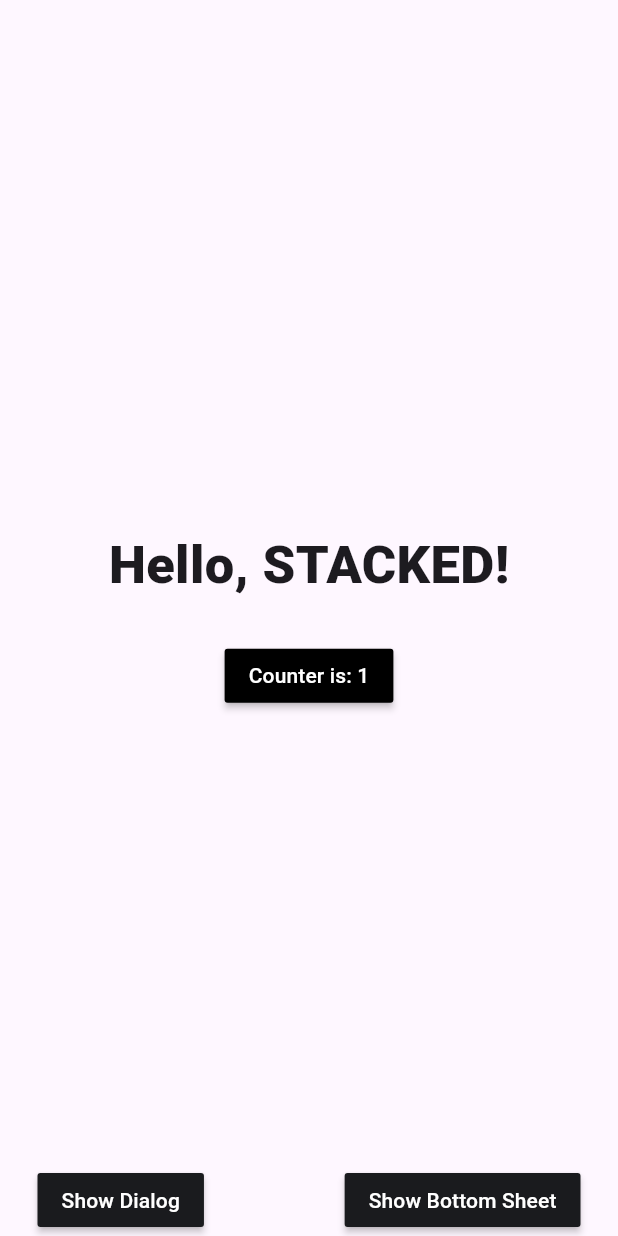
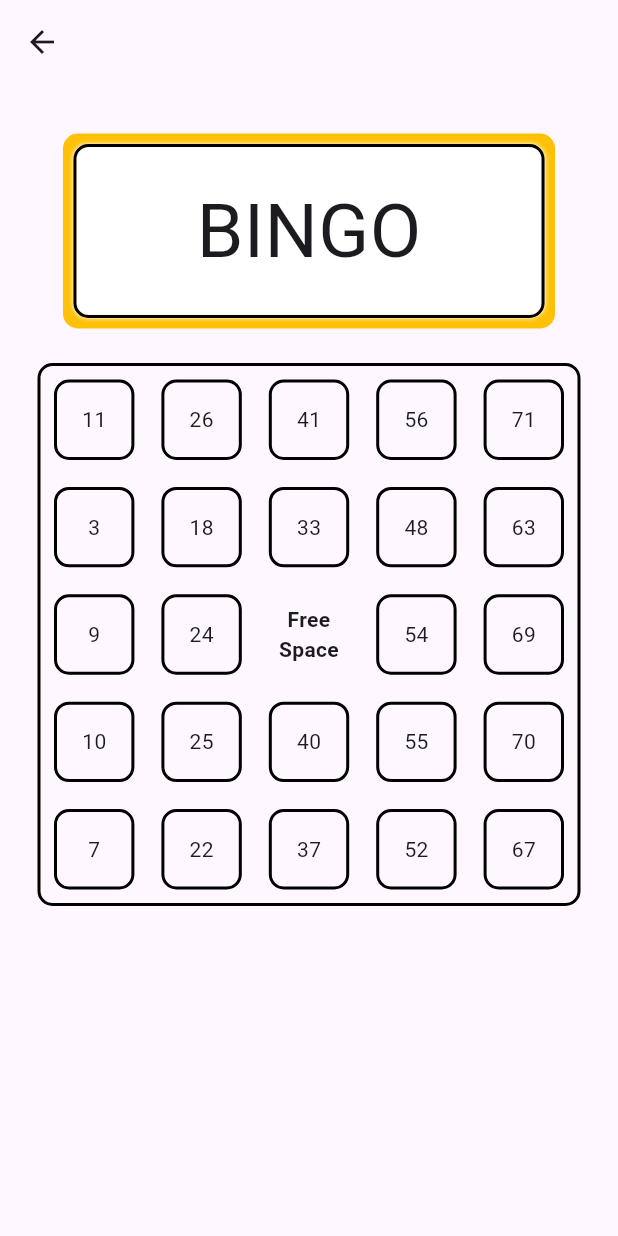
Before and after one commit to pjtoral/bingo_yellow, a Flutter app: the screen it shows after launch, after a tap on an icon or button, on a phone screen of 412 x 824 dp. Run offline on Flutter 3.47's test engine with Material 3 defaults, Android fonts, the phone set to English and light mode, and no system bars; our stand-ins replace stacked, stacked_services, stacked_shared.

Commit message:
PJT adding bingo view

```diff
--- a/lib/app/app.dart
+++ b/lib/app/app.dart
@@ -4,13 +4,17 @@ import 'package:bingo_yellow/ui/views/home/home_view.dart';
 import 'package:bingo_yellow/ui/views/startup/startup_view.dart';
 import 'package:stacked/stacked_annotations.dart';
 import 'package:stacked_services/stacked_services.dart';
+import 'package:bingo_yellow/ui/views/bingo/bingo_view.dart';
+import 'package:bingo_yellow/ui/views/table/table_view.dart';
 // @stacked-import
 
 @StackedApp(
   routes: [
     MaterialRoute(page: HomeView),
     MaterialRoute(page: StartupView),
-    // @stacked-route
+    MaterialRoute(page: BingoView),
+    MaterialRoute(page: TableView),
+// @stacked-route
   ],
   dependencies: [
     LazySingleton(classType: BottomSheetService),
--- a/lib/app/app.router.dart
+++ b/lib/app/app.router.dart
@@ -5,21 +5,29 @@
 // **************************************************************************
 
 // ignore_for_file: no_leading_underscores_for_library_prefixes
+import 'package:bingo_yellow/ui/views/bingo/bingo_view.dart' as _i4;
 import 'package:bingo_yellow/ui/views/home/home_view.dart' as _i2;
 import 'package:bingo_yellow/ui/views/startup/startup_view.dart' as _i3;
-import 'package:flutter/material.dart' as _i4;
+import 'package:bingo_yellow/ui/views/table/table_view.dart' as _i5;
+import 'package:flutter/material.dart' as _i6;
 import 'package:flutter/material.dart';
 import 'package:stacked/stacked.dart' as _i1;
-import 'package:stacked_services/stacked_services.dart' as _i5;
+import 'package:stacked_services/stacked_services.dart' as _i7;
 
 class Routes {
   static const homeView = '/home-view';
 
   static const startupView = '/startup-view';
 
+  static const bingoView = '/bingo-view';
+
+  static const tableView = '/table-view';
+
   static const all = <String>{
     homeView,
     startupView,
+    bingoView,
+    tableView,
   };
 }
 
@@ -33,18 +41,38 @@ class StackedRouter extends _i1.RouterBase {
       Routes.startupView,
       page: _i3.StartupView,
     ),
+    _i1.RouteDef(
+      Routes.bingoView,
+      page: _i4.BingoView,
+    ),
+    _i1.RouteDef(
+      Routes.tableView,
+      page: _i5.TableView,
+    ),
   ];
 
   final _pagesMap = <Type, _i1.StackedRouteFactory>{
     _i2.HomeView: (data) {
-      return _i4.MaterialPageRoute<dynamic>(
+      return _i6.MaterialPageRoute<dynamic>(
         builder: (context) => const _i2.HomeView(),
         settings: data,
       );
     },
     _i3.StartupView: (data) {
-      return _i4.MaterialPageRoute<dynamic>(
+      return _i6.MaterialPageRoute<dynamic>(
         builder: (context) => const _i3.StartupView(),
+        settings: data,
+      );
+    },
+    _i4.BingoView: (data) {
+      return _i6.MaterialPageRoute<dynamic>(
+        builder: (context) => const _i4.BingoView(),
+        settings: data,
+      );
+    },
+    _i5.TableView: (data) {
+      return _i6.MaterialPageRoute<dynamic>(
+        builder: (context) => const _i5.TableView(),
         settings: data,
       );
     },
@@ -57,7 +85,7 @@ class StackedRouter extends _i1.RouterBase {
   Map<Type, _i1.StackedRouteFactory> get pagesMap => _pagesMap;
 }
 
-extension NavigatorStateExtension on _i5.NavigationService {
+extension NavigatorStateExtension on _i7.NavigationService {
   Future<dynamic> navigateToHomeView([
     int? routerId,
     bool preventDuplicates = true,
@@ -80,6 +108,34 @@ extension NavigatorStateExtension on _i5.NavigationService {
         transition,
   ]) async {
     return navigateTo<dynamic>(Routes.startupView,
+        id: routerId,
+        preventDuplicates: preventDuplicates,
+        parameters: parameters,
+        transition: transition);
+  }
+
+  Future<dynamic> navigateToBingoView([
+    int? routerId,
+    bool preventDuplicates = true,
+    Map<String, String>? parameters,
+    Widget Function(BuildContext, Animation<double>, Animation<double>, Widget)?
+        transition,
+  ]) async {
+    return navigateTo<dynamic>(Routes.bingoView,
+        id: routerId,
+        preventDuplicates: preventDuplicates,
+        parameters: parameters,
+        transition: transition);
+  }
+
+  Future<dynamic> navigateToTableView([
+    int? routerId,
+    bool preventDuplicates = true,
+    Map<String, String>? parameters,
+    Widget Function(BuildContext, Animation<double>, Animation<double>, Widget)?
+        transition,
+  ]) async {
+    return navigateTo<dynamic>(Routes.tableView,
         id: routerId,
         preventDuplicates: preventDuplicates,
         parameters: parameters,
@@ -113,4 +169,32 @@ extension NavigatorStateExtension on _i5.NavigationService {
         parameters: parameters,
         transition: transition);
   }
+
+  Future<dynamic> replaceWithBingoView([
+    int? routerId,
+    bool preventDuplicates = true,
+    Map<String, String>? parameters,
+    Widget Function(BuildContext, Animation<double>, Animation<double>, Widget)?
+        transition,
+  ]) async {
+    return replaceWith<dynamic>(Routes.bingoView,
+        id: routerId,
+        preventDuplicates: preventDuplicates,
+        parameters: parameters,
+        transition: transition);
+  }
+
+  Future<dynamic> replaceWithTableView([
+    int? routerId,
+    bool preventDuplicates = true,
+    Map<String, String>? parameters,
+    Widget Function(BuildContext, Animation<double>, Animation<double>, Widget)?
+        transition,
+  ]) async {
+    return replaceWith<dynamic>(Routes.tableView,
+        id: routerId,
+        preventDuplicates: preventDuplicates,
+        parameters: parameters,
+        transition: transition);
+  }
 }
--- /dev/null
+++ b/lib/ui/views/bingo/bingo_view.dart
@@ -0,0 +1,72 @@
+import 'package:flutter/material.dart';
+
+import 'package:stacked/stacked.dart';
+import 'bingo_viewmodel.dart';
+import 'package:bingo_yellow/ui/views/table/table_view.dart';
+
+class BingoView extends StackedView<BingoViewModel> {
+  const BingoView({Key? key}) : super(key: key);
+
+  @override
+  Widget builder(
+    BuildContext context,
+    BingoViewModel viewModel,
+    Widget? child,
+  ) {
+    return Scaffold(
+      appBar: AppBar(
+        leading: IconButton(
+          icon: const Icon(Icons.arrow_back),
+          onPressed: viewModel.navigateToHome,
+        ),
+      ),
+      backgroundColor: Theme.of(context).colorScheme.background,
+      body: Container(
+        padding: const EdgeInsets.only(left: 25.0, right: 25.0),
+        child: Center(
+          child: Column(
+            children: <Widget>[
+              const SizedBox(
+                height: 40,
+              ),
+              Container(
+                decoration: BoxDecoration(
+                  border: Border.all(color: Colors.black, width: 2),
+                  borderRadius: BorderRadius.circular(10.0),
+                  boxShadow: const [
+                    BoxShadow(
+                      color:
+                          Colors.amber, // Amber glow color// Spread of the glow
+                      spreadRadius: 7.0, // How much the glow extends
+                    ),
+                    BoxShadow(
+                      color: Colors.white, // Black border color
+                      blurRadius: 2.0, // Spread of the border
+                      spreadRadius: 0.0, // Border has no spread
+                    ),
+                  ],
+                ),
+                child: const Padding(
+                    padding: EdgeInsets.fromLTRB(80, 20, 80, 20),
+                    child: Text(
+                      'BINGO',
+                      style: TextStyle(fontSize: 50),
+                    )),
+              ),
+              const SizedBox(
+                height: 30,
+              ),
+              const TableView(),
+            ],
+          ),
+        ),
+      ),
+    );
+  }
+
+  @override
+  BingoViewModel viewModelBuilder(
+    BuildContext context,
+  ) =>
+      BingoViewModel();
+}
--- /dev/null
+++ b/lib/ui/views/bingo/bingo_viewmodel.dart
@@ -0,0 +1,10 @@
+import 'package:bingo_yellow/app/app.locator.dart';
+import 'package:stacked/stacked.dart';
+import 'package:stacked_services/stacked_services.dart';
+
+class BingoViewModel extends BaseViewModel {
+  final _navigationService = locator<NavigationService>();
+  void navigateToHome() {
+    _navigationService.back();
+  }
+}
--- a/lib/ui/views/home/home_view.dart
+++ b/lib/ui/views/home/home_view.dart
@@ -36,7 +36,7 @@ class HomeView extends StackedView<HomeViewModel> {
                     verticalSpaceMedium,
                     MaterialButton(
                       color: Colors.black,
-                      onPressed: viewModel.incrementCounter,
+                      onPressed: viewModel.navigateToBingo,
                       child: Text(
                         viewModel.counterLabel,
                         style: const TextStyle(color: Colors.white),
--- a/lib/ui/views/home/home_viewmodel.dart
+++ b/lib/ui/views/home/home_viewmodel.dart
@@ -1,6 +1,7 @@
 import 'package:bingo_yellow/app/app.bottomsheets.dart';
 import 'package:bingo_yellow/app/app.dialogs.dart';
 import 'package:bingo_yellow/app/app.locator.dart';
+import 'package:bingo_yellow/app/app.router.dart';
 import 'package:bingo_yellow/ui/common/app_strings.dart';
 import 'package:stacked/stacked.dart';
 import 'package:stacked_services/stacked_services.dart';
@@ -8,7 +9,7 @@ import 'package:stacked_services/stacked_services.dart';
 class HomeViewModel extends BaseViewModel {
   final _dialogService = locator<DialogService>();
   final _bottomSheetService = locator<BottomSheetService>();
-
+  final _navigationService = locator<NavigationService>();
   String get counterLabel => 'Counter is: $_counter';
 
   int _counter = 0;
@@ -33,4 +34,8 @@ class HomeViewModel extends BaseViewModel {
       description: ksHomeBottomSheetDescription,
     );
   }
+
+  navigateToBingo() async {
+    await _navigationService.navigateToBingoView();
+  }
 }
--- a/lib/ui/views/startup/startup_view.dart
+++ b/lib/ui/views/startup/startup_view.dart
@@ -20,7 +20,7 @@ class StartupView extends StackedView<StartupViewModel> {
           mainAxisSize: MainAxisSize.min,
           children: [
             Text(
-              'STACKED',
+              'BINGO',
               style: TextStyle(fontSize: 40, fontWeight: FontWeight.w900),
             ),
             Row(
--- /dev/null
+++ b/lib/ui/views/table/table_view.dart
@@ -0,0 +1,61 @@
+import 'package:flutter/material.dart';
+import 'package:stacked/stacked.dart';
+
+import 'table_viewmodel.dart';
+
+class TableView extends StackedView<TableViewModel> {
+  const TableView({Key? key}) : super(key: key);
+
+  @override
+  Widget builder(
+    BuildContext context,
+    TableViewModel viewModel,
+    Widget? child,
+  ) {
+    return Container(
+        decoration: BoxDecoration(
+          border: Border.all(color: Colors.black, width: 2),
+          borderRadius: BorderRadius.circular(10.0),
+        ),
+        child: GridView.builder(
+          shrinkWrap: true,
+          itemCount: 25,
+          gridDelegate: const SliverGridDelegateWithFixedCrossAxisCount(
+            crossAxisCount: 5,
+          ),
+          itemBuilder: (context, index) {
+            int j = index ~/ 5; // Row index
+            int i = index % 5;
+            if (index == 12) {
+              return const SizedBox(
+                child: Center(
+                  child: Text(
+                    'Free Space',
+                    style: TextStyle(fontWeight: FontWeight.bold),
+                    textAlign: TextAlign.center,
+                  ),
+                ),
+              );
+            }
+            return SizedBox(
+                child: Padding(
+              padding: const EdgeInsets.all(9),
+              child: Container(
+                decoration: BoxDecoration(
+                    border: Border.all(color: Colors.black, width: 2),
+                    borderRadius: BorderRadius.circular(10.0)),
+                child: Center(
+                  child: Text('${viewModel.numbers[i][j]}'),
+                ),
+              ),
+            ));
+          },
+        ));
+  }
+
+  @override
+  TableViewModel viewModelBuilder(
+    BuildContext context,
+  ) =>
+      TableViewModel();
+}
--- a/lib/ui/views/home/table_viewmodel.dart
+++ b/lib/ui/views/table/table_viewmodel.dart
@@ -1,6 +1,14 @@
 import 'dart:math';
 
-class TableViewModel {
+import 'package:stacked/stacked.dart';
+
+class TableViewModel extends BaseViewModel {
+  late List<List<int>> numbers;
+
+  TableViewModel() {
+    numbers = generateTableData();
+  }
+
   List<int> generateRandomNumbers(int min, int max, int count) {
     final random = Random();
     final Set<int> randomNumbers = {};
```
Also changed, not shown: 2 other files.
